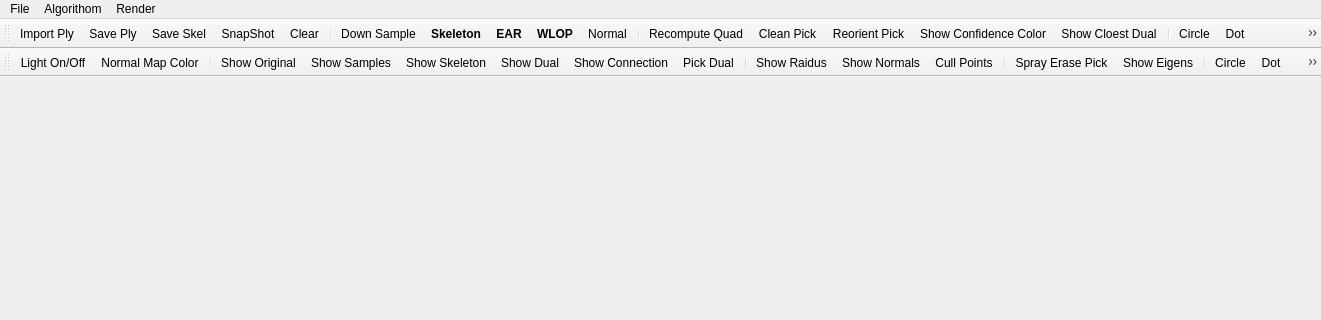
Old version of the form point-cloud-2015/mainwindow.ui in the repository sunwaylive/Point-Cloud-Processing-2015; both pictures show x 0 to 1321 and y 0 to 320 of the 1321 by 573 pixel window.
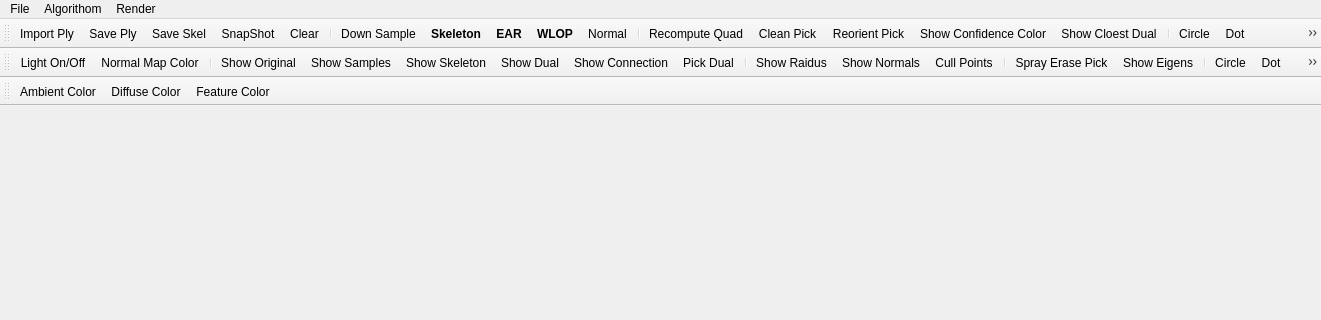
New version of the form. Icons and pictures are not drawn.

```diff
--- a/point-cloud-2015/mainwindow.ui
+++ b/point-cloud-2015/mainwindow.ui
@@ -277,8 +277,23 @@
    <addaction name="separator"/>
    <addaction name="action_Dual_Circle"/>
    <addaction name="action_Dual_Dot"/>
+   <addaction name="action_Dual_Sphere"/>
    <addaction name="actionShow_Picked_Neighbor"/>
   </widget>
+  <widget class="QToolBar" name="toolBar_2">
+   <property name="windowTitle">
+    <string>toolBar_2</string>
+   </property>
+   <attribute name="toolBarArea">
+    <enum>TopToolBarArea</enum>
+   </attribute>
+   <attribute name="toolBarBreak">
+    <bool>true</bool>
+   </attribute>
+   <addaction name="actionAmbient_Color"/>
+   <addaction name="actionDiffuse_Color"/>
+   <addaction name="actionFeature_Color"/>
+  </widget>
   <action name="actionImport_Ply">
    <property name="icon">
     <iconset resource="mainwindow.qrc">
```
